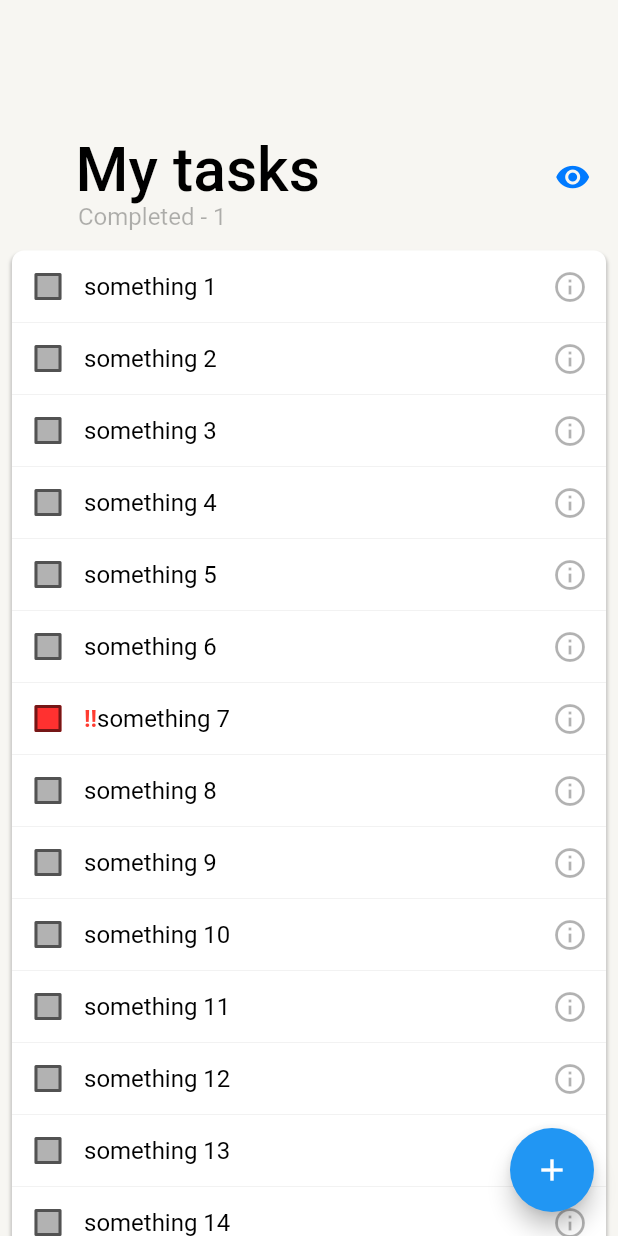
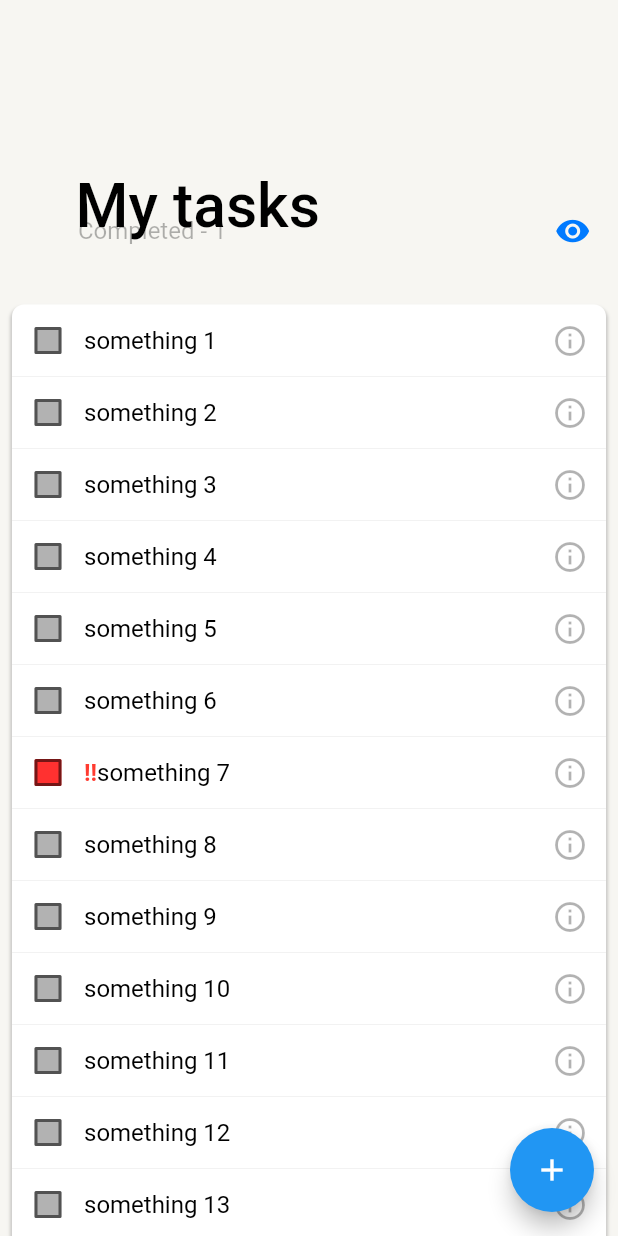
Before and after one commit to Vantwozz/to_do_list, a Flutter app: the screen it shows after launch, after a tap on the "visibility off" icon, on a phone screen of 412 x 824 dp. Run offline on Flutter 3.47's test engine with Material 2 defaults, Android fonts, the phone set to English and light mode, and no system bars; our stand-ins replace material_design_icons_flutter.

Commit message:
fixed appbar

```diff
--- a/lib/pages/home/widgets/app_bar.dart
+++ b/lib/pages/home/widgets/app_bar.dart
@@ -1,4 +1,8 @@
+import 'dart:math';
+
 import 'package:flutter/material.dart';
+
+int paddingConst = 88545359;//constant that used for calculating padding
 
 class CustomAppBar extends StatefulWidget {
   const CustomAppBar({
@@ -21,8 +25,8 @@ class _CustomAppBarState extends State<CustomAppBar> {
     return SliverAppBar(
       pinned: true,
       backgroundColor: const Color(0xFFF7F6F2),
-      collapsedHeight: 80,
-      expandedHeight: 164,
+      collapsedHeight: 70,
+      expandedHeight: 200,
       automaticallyImplyLeading: false,
       flexibleSpace: LayoutBuilder(
         builder: (BuildContext context, BoxConstraints constraints) {
@@ -37,7 +41,7 @@ class _CustomAppBarState extends State<CustomAppBar> {
                 Column(
                   mainAxisAlignment: MainAxisAlignment.end,
                   children: [
-                    const Row(
+                     const Row(
                       children: [
                         SizedBox(
                           width: 40,
@@ -49,9 +53,8 @@ class _CustomAppBarState extends State<CustomAppBar> {
                       ],
                     ),
                     Visibility(
-                      //visible: top > 150,
                       child: SizedBox(
-                        height: top / 20,
+                        height: pow(top, 4) / paddingConst,
                       ),
                     ),
                   ],
@@ -96,7 +99,7 @@ class _CustomAppBarState extends State<CustomAppBar> {
                   ],
                 ),
                 const SizedBox(
-                  height: 10,
+                  height: 37,
                 ),
               ],
             ),
```
